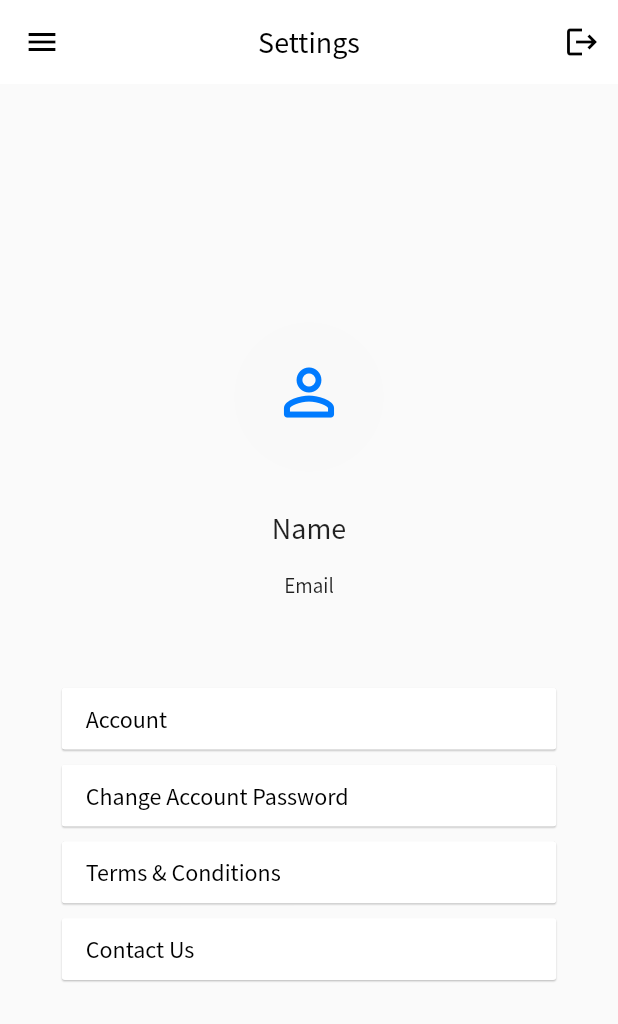
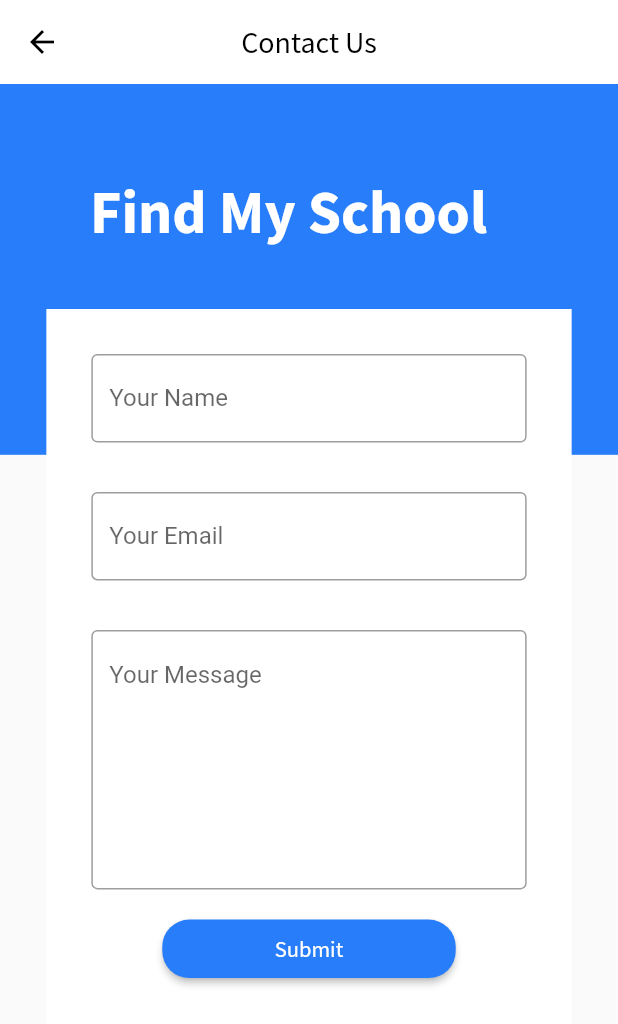
Before and after one commit to faseeh1999/FindMySchool, a Flutter app: the SettingsScreen screen opened directly, after a tap on "Contact Us", on a phone screen of 412 x 824 dp. Shown: the top 1024 px of the screen. Run offline on Flutter 3.47's test engine with Material 2 defaults, Android fonts, the phone set to English and light mode, and no system bars; our stand-ins replace animated_text_kit, bottom_navy_bar, cloud_firestore, firebase_auth, firebase_core, form_validator and 6 more; accounts and stored records are empty.

Commit message:
Contact & Terms UI
Added Contact Us & Terms & Conditions Page.

```diff
--- a/lib/main.dart
+++ b/lib/main.dart
@@ -1,8 +1,10 @@
 import 'package:FindMySchool/screens/changePassword.dart';
+import 'package:FindMySchool/screens/contact.dart';
 import 'package:FindMySchool/screens/login.dart';
 import 'package:FindMySchool/screens/settings.dart';
 import 'package:FindMySchool/screens/signup.dart';
 import 'package:FindMySchool/screens/splash.dart';
+import 'package:FindMySchool/screens/terms.dart';
 import 'package:FindMySchool/screens/welcome.dart';
 import 'package:firebase_core/firebase_core.dart';
 import 'package:flutter/material.dart';
@@ -22,7 +24,7 @@ class MyApp extends StatelessWidget {
     });
     return MaterialApp(
       debugShowCheckedModeBanner: false,
-      home: ChangePassword(),
+      home: TermsScreen(),
 
     );
   }
--- /dev/null
+++ b/lib/screens/contact.dart
@@ -0,0 +1,171 @@
+import 'package:FindMySchool/screens/signup.dart';
+import 'package:FindMySchool/theme/colors.dart';
+import 'package:FindMySchool/theme/text.dart';
+import 'package:flutter/material.dart';
+import 'package:form_validator/form_validator.dart';
+import 'package:page_transition/page_transition.dart';
+
+class ContactUs extends StatelessWidget {
+
+  final TextEditingController _email = TextEditingController();
+  final TextEditingController _name = TextEditingController();
+  final TextEditingController _message = TextEditingController();
+
+
+  final validateName = ValidationBuilder().required("This field is Required").maxLength(30).build();
+  final validateEmail = ValidationBuilder().required().email().maxLength(50).build();
+  final validateMessage = ValidationBuilder().required("This field is Required").maxLength(100).build();
+
+
+
+  GlobalKey<FormState> _form = GlobalKey<FormState>();
+
+
+  bool _validate() {
+
+    return _form.currentState.validate();
+  }
+
+  @override
+  Widget build(BuildContext context) {
+
+    var size = MediaQuery.of(context).size;
+
+    return Scaffold(
+
+      appBar: AppBar(
+        iconTheme: IconThemeData(color: Colors.black),
+        elevation: 0.0,
+        backgroundColor: Colors.white,
+        title: Text(
+          "Contact Us",
+          style: TextStyle(
+              fontFamily: 'ss',
+              color: Colors.black
+          ),
+        ),
+        centerTitle: true,
+      ),
+      body: SingleChildScrollView(
+
+        child: Column(
+          mainAxisAlignment: MainAxisAlignment.start,
+          crossAxisAlignment: CrossAxisAlignment.center,
+          children: [
+            Stack(
+              children: [
+                Container(
+                  height: size.height*0.3,
+                  width: size.width,
+                  color: primaryColor,
+                  child: Padding(
+                    padding: const EdgeInsets.all(60.0),
+                    child: Text("Find My School",
+
+
+                      style: TextStyle(
+                          fontFamily: 'ss',
+                          color: Colors.white,
+                          fontSize: 40,
+                        fontWeight: FontWeight.bold,
+
+
+                      ),
+
+                    ),
+
+
+
+                  ),
+
+
+
+                ),
+                Padding(
+                  padding: const EdgeInsets.only(top: 150.0),
+                  child: Center(
+                    child: Container(
+                      color: Colors.white,
+                      height: size.height*0.8,
+                      width: size.width*0.85,
+                      child: Padding(
+                        padding: const EdgeInsets.all(30.0),
+                        child: Form(
+
+                          key: _form,
+                          child: Column(
+                            children: [
+
+                              TextFormField(
+                                controller: _name,
+                                keyboardType: TextInputType.name,
+
+                                autovalidateMode: AutovalidateMode.onUserInteraction,
+                                validator: validateName,
+                                decoration: InputDecoration(labelText: "Your Name", border: OutlineInputBorder()),
+                              ),
+                              SizedBox(height: size.height * 0.04),
+
+                              TextFormField(
+                                controller: _email,
+                                keyboardType: TextInputType.emailAddress,
+
+                                autovalidateMode: AutovalidateMode.onUserInteraction,
+                                validator: validateEmail,
+                                decoration: InputDecoration(labelText: "Your Email", border: OutlineInputBorder()),
+                              ),
+                              SizedBox(height: size.height * 0.04),
+                              TextFormField(
+                                controller: _message,
+                                keyboardType: TextInputType.text,
+                                maxLines: 7,
+
+                                autovalidateMode: AutovalidateMode.onUserInteraction,
+                                validator: validateMessage,
+                                decoration: InputDecoration(alignLabelWithHint: true,labelText: "Your Message", border: OutlineInputBorder()),
+                              ),
+                              SizedBox(height: size.height*0.019,),
+                              RaisedButton(
+
+                                onPressed: () {
+
+                                  if(_validate() == true){
+                                    print("All fields are ok");
+                                  }
+
+
+                                },
+                                child: Text(
+                                  "Submit",
+                                  style: ButtonTextStyle,
+                                ),
+                                elevation: 2.0,
+                                highlightElevation: 8.0,
+                                color: primaryColor,
+                                textColor: Colors.white,
+                                splashColor: Colors.blue[200],
+                                padding: EdgeInsets.only(left: 75.0, right: 75.0, top: 10.0, bottom: 10.0),
+                                shape: RoundedRectangleBorder(
+                                  borderRadius: BorderRadius.circular(18.0),
+                                ),
+                              ),
+
+                            ],
+                          ),
+                        ),
+                      ),
+
+                    ),
+                  ),
+                )
+              ],
+            ),
+
+
+          ],
+        ),
+      ),
+
+    );
+  }
+}
--- a/lib/screens/login.dart
+++ b/lib/screens/login.dart
@@ -388,9 +388,10 @@ class _LoginScreenState extends State<LoginScreen> {
                             child: Text(
                               "Forgot Your Password?",
                               style: TextStyle(
+                                  fontWeight: FontWeight.w400,
                                   fontSize: 18,
                                   fontFamily: 'ss',
-                                  decoration: TextDecoration.underline),
+                                  ),
                             )),
                       ],
                     ),
--- a/lib/screens/settings.dart
+++ b/lib/screens/settings.dart
@@ -1,4 +1,5 @@
 import 'package:FindMySchool/screens/changePassword.dart';
+import 'package:FindMySchool/screens/contact.dart';
 import 'package:FindMySchool/screens/welcome.dart';
 import 'package:FindMySchool/theme/colors.dart';
 import 'package:firebase_auth/firebase_auth.dart';
@@ -79,8 +80,9 @@ String finalEmail,finalToken;
                   } catch (e) {
                     print(e);
                   }
-                  Navigator.pushAndRemoveUntil(
-                      context,
+                  Navigator.of(context,rootNavigator: true).pushAndRemoveUntil(
+
+
                       PageTransition(
                           type: PageTransitionType.fade,
                           duration: Duration(milliseconds: 300),
@@ -214,7 +216,7 @@ String finalEmail,finalToken;
                   color: Colors.white,
                   child: Align(
                       alignment: Alignment.centerLeft,
-                      child: Text("Change Account Password", style: TextStyle(fontFamily: 'ss',fontSize: 16),)),
+                      child: Text("Change Password", style: TextStyle(fontFamily: 'ss',fontSize: 16),)),
 
                 ),
               ),
@@ -242,7 +244,11 @@ String finalEmail,finalToken;
 
                   elevation: 0.5,
                   //padding: EdgeInsets.symmetric(horizontal: size.width*0.35,vertical: size.height*0.02),
-                  onPressed: (){},
+                  onPressed: (){
+
+                    Navigator.push(context, PageTransition(child: ContactUs(), type: PageTransitionType.fade, duration: Duration(milliseconds: 300)));
+
+                  },
                   textColor: Colors.black,
                   color: Colors.white,
                   child: Align(
```
Also changed, not shown: lib/screens/bottombar.dart (+4 -3 lines), lib/screens/changePassword.dart (+2 -5 lines), lib/screens/terms.dart (added, +49 -0 lines).
